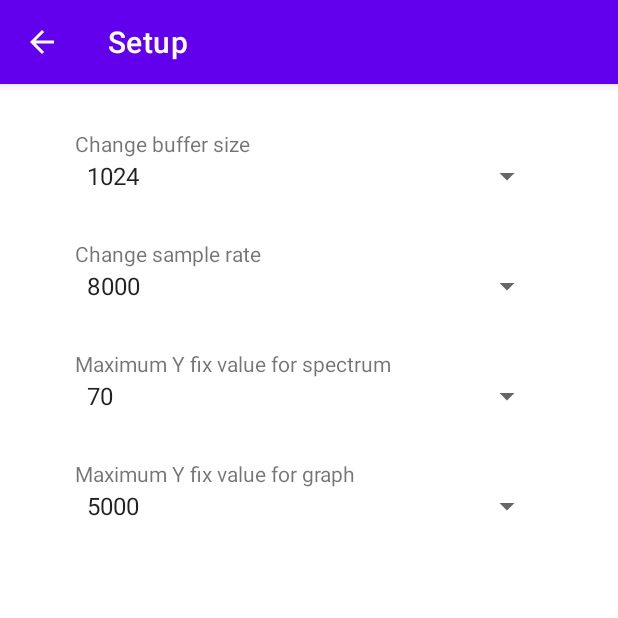
After one commit to coursju/SMB116_ProjetFinal, an Android app: the SetupActivity screen opened directly, with no data from a screen before it, on a phone screen of 412 x 824 dp, the top half of it. The commit adds this screen. Run offline under Robolectric (Android 15) with nearby library versions, the phone set to English and light mode, and no system bars; network calls fail.

Commit message:
almost finished

```diff
--- a/app/build.gradle
+++ b/app/build.gradle
@@ -30,11 +30,13 @@ android {
 
 dependencies {
 
-    implementation 'androidx.appcompat:appcompat:1.2.0'
+    implementation 'androidx.appcompat:appcompat:1.3.0'
     implementation 'com.google.android.material:material:1.3.0'
     implementation 'androidx.constraintlayout:constraintlayout:2.0.4'
     testImplementation 'junit:junit:4.+'
     androidTestImplementation 'androidx.test.ext:junit:1.1.2'
     androidTestImplementation 'androidx.test.espresso:espresso-core:3.3.0'
     implementation 'com.github.PhilJay:MPAndroidChart:v3.1.0'
+    implementation 'androidx.lifecycle:lifecycle-extensions:2.2.0'
+    implementation "androidx.lifecycle:lifecycle-viewmodel:2.3.1"
 }
--- a/app/src/main/AndroidManifest.xml
+++ b/app/src/main/AndroidManifest.xml
@@ -18,6 +18,8 @@
                 <category android:name="android.intent.category.LAUNCHER" />
             </intent-filter>
         </activity>
+        <activity android:name=".SetupActivity"
+            android:parentActivityName=".MainActivity"/>
     </application>
 
 </manifest>
--- /dev/null
+++ b/app/src/main/java/com/smb116/projetfinal/SetupActivity.java
@@ -0,0 +1,118 @@
+package com.smb116.projetfinal;
+
+import android.os.Bundle;
+import android.view.View;
+import android.widget.AdapterView;
+import android.widget.ArrayAdapter;
+import android.widget.Spinner;
+
+import androidx.annotation.Nullable;
+import androidx.appcompat.app.AppCompatActivity;
+
+public class SetupActivity extends AppCompatActivity {
+    public static final String TAG = "SetupActivity";
+
+    private ProjetFinalViewModel projetFinalViewModel;
+
+    private Spinner bufferSizeSpinner;
+    private Spinner sampleRateSpinner;
+    private Spinner maxSpectrumValueSpiner;
+    private Spinner maxGraphValueSpinner;
+
+    @Override
+    protected void onCreate(@Nullable Bundle savedInstanceState) {
+        super.onCreate(savedInstanceState);
+        setContentView(R.layout.activity_setup);
+        projetFinalViewModel = ProjetFinalViewModelFactory.getInstance(ProjetFinalViewModel.class);
+        getSupportActionBar().setDisplayHomeAsUpEnabled(true);
+        getSupportActionBar().setTitle(getResources().getString(R.string.setup_title));
+        bindView();
+        configureSpinners();
+        configureSpinnersListeners();
+    }
+
+    private void bindView(){
+        bufferSizeSpinner = findViewById(R.id.buffer_size_spinner);
+        sampleRateSpinner = findViewById(R.id.samplerate_spinner);
+        maxSpectrumValueSpiner = findViewById(R.id.max_spectrum_value_spinner);
+        maxGraphValueSpinner = findViewById(R.id.max_graph_value_spinner);
+    }
+
+    private void configureSpinners(){
+        ArrayAdapter<CharSequence> adapter;
+
+        adapter = ArrayAdapter.createFromResource(this,
+                R.array.setup_array_buffer_size, android.R.layout.simple_spinner_item);
+        adapter.setDropDownViewResource(android.R.layout.simple_spinner_dropdown_item);
+        bufferSizeSpinner.setAdapter(adapter);
+        bufferSizeSpinner.setSelection(adapter.getPosition(projetFinalViewModel.getBufferSize().toString()));
+
+        adapter = ArrayAdapter.createFromResource(this,
+                R.array.setup_array_sample_rate, android.R.layout.simple_spinner_item);
+        adapter.setDropDownViewResource(android.R.layout.simple_spinner_dropdown_item);
+        sampleRateSpinner.setAdapter(adapter);
+        sampleRateSpinner.setSelection(adapter.getPosition(projetFinalViewModel.getSampleRate().toString()));
+
+        adapter = ArrayAdapter.createFromResource(this,
+                R.array.setup_array_max_spectrum_value, android.R.layout.simple_spinner_item);
+        adapter.setDropDownViewResource(android.R.layout.simple_spinner_dropdown_item);
+        maxSpectrumValueSpiner.setAdapter(adapter);
+        maxSpectrumValueSpiner.setSelection(adapter.getPosition(String.valueOf(projetFinalViewModel.getMaxSpectrumValue())));
+
+        adapter = ArrayAdapter.createFromResource(this,
+                R.array.setup_array_max_graph_value, android.R.layout.simple_spinner_item);
+        adapter.setDropDownViewResource(android.R.layout.simple_spinner_dropdown_item);
+        maxGraphValueSpinner.setAdapter(adapter);
+        maxGraphValueSpinner.setSelection(adapter.getPosition(String.valueOf(projetFinalViewModel.getMaxGraphValue())));
+    }
+
+    private void configureSpinnersListeners(){
+        bufferSizeSpinner.setOnItemSelectedListener(new AdapterView.OnItemSelectedListener() {
+            @Override
+            public void onItemSelected(AdapterView<?> parent, View view, int position, long id) {
+                projetFinalViewModel.setBufferSize(Integer.parseInt((String)parent.getItemAtPosition(position)));
+            }
+
+            @Override
+            public void onNothingSelected(AdapterView<?> parent) {
+
+            }
+        });
+
+        sampleRateSpinner.setOnItemSelectedListener(new AdapterView.OnItemSelectedListener() {
+            @Override
+            public void onItemSelected(AdapterView<?> parent, View view, int position, long id) {
+                projetFinalViewModel.setSampleRate(Integer.parseInt((String)parent.getItemAtPosition(position)));
+            }
+
+            @Override
+            public void onNothingSelected(AdapterView<?> parent) {
+
+            }
+        });
+
+        maxSpectrumValueSpiner.setOnItemSelectedListener(new AdapterView.OnItemSelectedListener() {
+            @Override
+            public void onItemSelected(AdapterView<?> parent, View view, int position, long id) {
+                projetFinalViewModel.setMaxSpectrumValue(Float.parseFloat((String)parent.getItemAtPosition(position)));
+            }
+
+            @Override
+            public void onNothingSelected(AdapterView<?> parent) {
+
+            }
+        });
+
+        maxGraphValueSpinner.setOnItemSelectedListener(new AdapterView.OnItemSelectedListener() {
+            @Override
+            public void onItemSelected(AdapterView<?> parent, View view, int position, long id) {
+                projetFinalViewModel.setMaxGraphValue(Short.parseShort((String)parent.getItemAtPosition(position)));
+            }
+
+            @Override
+            public void onNothingSelected(AdapterView<?> parent) {
+
+            }
+        });
+    }
+}
--- /dev/null
+++ b/app/src/main/res/layout/activity_setup.xml
@@ -0,0 +1,92 @@
+<?xml version="1.0" encoding="utf-8"?>
+<androidx.constraintlayout.widget.ConstraintLayout xmlns:android="http://schemas.android.com/apk/res/android"
+    xmlns:app="http://schemas.android.com/apk/res-auto"
+    xmlns:tools="http://schemas.android.com/tools"
+    android:layout_width="match_parent"
+    android:layout_height="match_parent">
+
+    <ScrollView
+        android:layout_width="match_parent"
+        android:layout_height="match_parent"
+        android:layout_marginStart="@dimen/setup_layout_space"
+        android:layout_marginLeft="@dimen/setup_layout_space"
+        android:layout_marginEnd="@dimen/setup_layout_space"
+        android:layout_marginRight="@dimen/setup_layout_space"
+        app:layout_constraintBottom_toBottomOf="parent"
+        app:layout_constraintEnd_toEndOf="parent"
+        app:layout_constraintStart_toStartOf="parent"
+        app:layout_constraintTop_toTopOf="parent">
+
+        <LinearLayout
+            android:layout_width="match_parent"
+            android:layout_height="wrap_content"
+            android:orientation="vertical">
+
+            <Space
+                android:layout_width="match_parent"
+                android:layout_height="@dimen/setup_space" />
+
+            <TextView
+                android:id="@+id/textView5"
+                android:layout_width="match_parent"
+                android:layout_height="wrap_content"
+                android:layout_gravity="center"
+                android:text="@string/setup_buffer_size" />
+
+            <Spinner
+                android:id="@+id/buffer_size_spinner"
+                android:layout_width="match_parent"
+                android:layout_height="wrap_content" />
+
+            <Space
+                android:layout_width="match_parent"
+                android:layout_height="@dimen/setup_space" />
+
+            <TextView
+                android:id="@+id/textView6"
+                android:layout_width="match_parent"
+                android:layout_height="wrap_content"
+                android:text="@string/setup_sample_rate" />
+
+            <Spinner
+                android:id="@+id/samplerate_spinner"
+                android:layout_width="match_parent"
+                android:layout_height="wrap_content" />
+
+            <Space
+                android:layout_width="match_parent"
+                android:layout_height="@dimen/setup_space" />
+
+            <TextView
+                android:id="@+id/textView7"
+                android:layout_width="match_parent"
+                android:layout_height="wrap_content"
+                android:text="@string/setup_max_spectrum_value" />
+
+            <Spinner
+                android:id="@+id/max_spectrum_value_spinner"
+                android:layout_width="match_parent"
+                android:layout_height="wrap_content" />
+
+            <Space
+                android:layout_width="match_parent"
+                android:layout_height="@dimen/setup_space" />
+
+            <TextView
+                android:id="@+id/textView8"
+                android:layout_width="match_parent"
+                android:layout_height="wrap_content"
+                android:text="@string/setup_max_graph_value" />
+
+            <Spinner
+                android:id="@+id/max_graph_value_spinner"
+                android:layout_width="match_parent"
+                android:layout_height="wrap_content" />
+
+            <Space
+                android:layout_width="match_parent"
+                android:layout_height="@dimen/setup_space" />
+        </LinearLayout>
+    </ScrollView>
+
+</androidx.constraintlayout.widget.ConstraintLayout>
--- /dev/null
+++ b/app/src/main/res/values/dimens.xml
@@ -0,0 +1,5 @@
+<?xml version="1.0" encoding="utf-8"?>
+<resources>
+    <dimen name="setup_space">30dp</dimen>
+    <dimen name="setup_layout_space">50dp</dimen>
+</resources>
--- a/app/src/main/res/values/strings.xml
+++ b/app/src/main/res/values/strings.xml
@@ -2,4 +2,49 @@
     <string name="app_name">ProjetFinal</string>
     <string name="spectrum">Spectrum view</string>
     <string name="waveform">Waveform view</string>
+
+<!--    MENU -->
+    <string name="change_view">Change view</string>
+    <string name="follow_peak">Follow peaks</string>
+    <string name="play_pause">Play / Pause</string>
+    <string name="setup">setup</string>
+
+<!--    SETUP -->
+    <string name="setup_title">Setup</string>
+
+    <string name="setup_buffer_size">Change buffer size</string>
+    <string-array name="setup_array_buffer_size">
+        <item>4096</item>
+        <item>2048</item>
+        <item>1024</item>
+        <item>512</item>
+        <item>256</item>
+    </string-array>
+
+    <string name="setup_sample_rate">Change sample rate</string>
+    <string-array name="setup_array_sample_rate">
+        <item>32000</item>
+        <item>16000</item>
+        <item>8000</item>
+        <item>4000</item>
+    </string-array>
+
+    <string name="setup_max_spectrum_value">Maximum Y fix value for spectrum</string>
+    <string-array name="setup_array_max_spectrum_value">
+        <item>70</item>
+        <item>60</item>
+        <item>50</item>
+        <item>40</item>
+        <item>30</item>
+    </string-array>
+
+    <string name="setup_max_graph_value">Maximum Y fix value for graph</string>
+    <string-array name="setup_array_max_graph_value">
+        <item>7000</item>
+        <item>6000</item>
+        <item>5000</item>
+        <item>4000</item>
+        <item>3000</item>
+    </string-array>
+
 </resources>
```
Also changed, not shown: app/src/main/java/com/smb116/projetfinal/MainActivity.java (+78 -13 lines), app/src/main/java/com/smb116/projetfinal/ProjetFinalViewModel.java (added, +138 -0 lines), app/src/main/java/com/smb116/projetfinal/ProjetFinalViewModelFactory.java (added, +36 -0 lines), app/src/main/java/com/smb116/projetfinal/RecordMicrophoneThread.java (+23 -13 lines), app/src/main/res/layout/activity_main.xml (+0 -13 lines), app/src/main/res/menu/menu_main.xml (added, +19 -0 lines).
